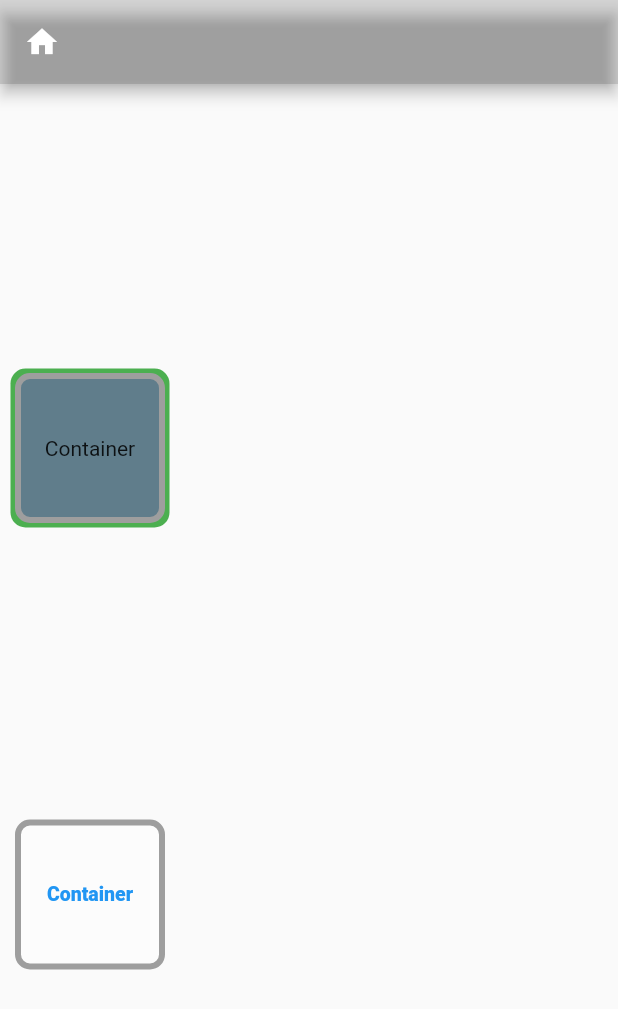
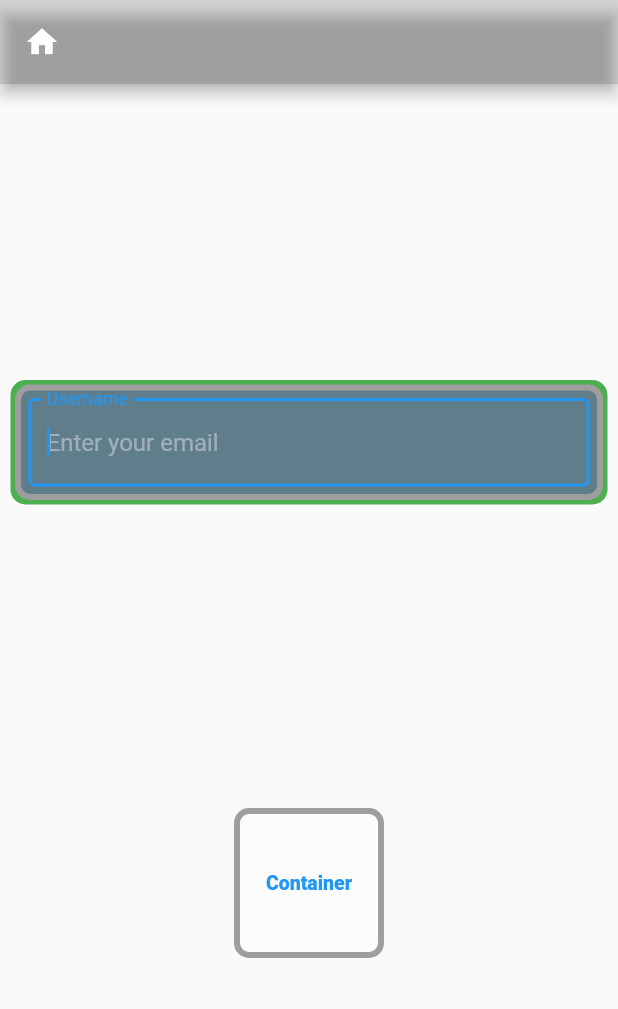
Before and after one commit to padulapankaja/auth-app-fl, a Flutter app: the screen it shows after launch, on a phone screen of 412 x 824 dp. Shown: the top 1009 px of the screen. Run offline on Flutter 3.47's test engine with Material 2 defaults, Android fonts, the phone set to English and light mode, and no system bars.

Commit message:
add text filed

```diff
--- a/lib/main.dart
+++ b/lib/main.dart
@@ -18,16 +18,26 @@ class MyApp extends StatelessWidget {
 //          crossAxisAlignment: CrossAxisAlignment.center,
             children: <Widget>[
               Container(
-              height: 100,
-              width: 100,
-              margin: EdgeInsets.only(bottom: 5, left: 10, right: 10, top: 20),
+//                height: 100,
+//                width: 100,
+                margin:
+                    EdgeInsets.only(bottom: 5, left: 10, right: 10, top: 20),
                 alignment: Alignment.center,
-              child: Text("Container"),
+                child: TextField(
+//                  obscureText: true,
+                  autofocus: true,
+                  decoration: InputDecoration(
+                      border: OutlineInputBorder(),
+                      labelText: "Username",
+                      hintText: "Enter your email",
+                      hintStyle: TextStyle(color: Colors.white38)),
+                ),
                 padding: EdgeInsets.all(5),
                 decoration: BoxDecoration(
                   border: Border.all(width: 4, color: Colors.grey),
                   color: Colors.blueGrey,
-                borderRadius: BorderRadius.circular(10), boxShadow: [
+                  borderRadius: BorderRadius.circular(10),
+                  boxShadow: [
                     BoxShadow(color: Colors.green, spreadRadius: 3),
                   ],
                 ),
@@ -35,32 +45,29 @@ class MyApp extends StatelessWidget {
               Container(
                 height: 100,
                 width: 100,
-              margin: EdgeInsets.only(bottom: 5, left: 10, right: 10, top: 20),
+                margin:
+                    EdgeInsets.only(bottom: 5, left: 10, right: 10, top: 20),
                 alignment: Alignment.center,
-              child: Text("Container",
+                child: Text(
+                  "Container",
                   style: TextStyle(
                     color: Colors.blue,
                     fontSize: 13,
                     fontWeight: FontWeight.w800,
-
-
                   ),
                 ),
-
-
                 padding: EdgeInsets.all(5),
                 decoration: BoxDecoration(
                   border: Border.all(width: 4, color: Colors.grey),
                   color: Colors.white38,
-                borderRadius: BorderRadius.circular(10), boxShadow: [
+                  borderRadius: BorderRadius.circular(10),
+                  boxShadow: [
                     BoxShadow(color: Colors.transparent, spreadRadius: 3),
                   ],
                 ),
-
               ),
             ],
-        )
-      ),
+          )),
     );
   }
 }
```
Lines whose indentation alone changed are shown as unchanged.
